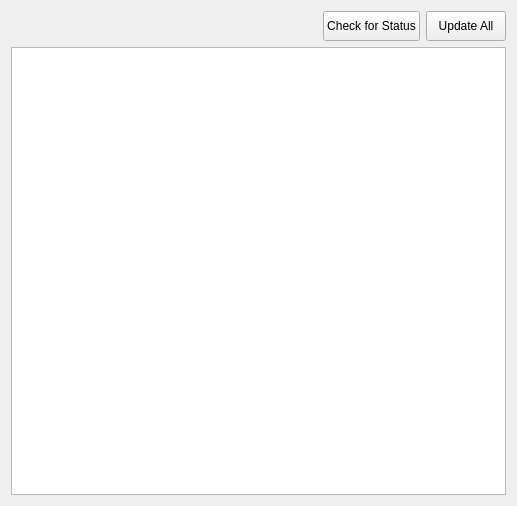
tonmaiart/UkoreHubDev, file app/plugins/core/ExternalPluginManager/ExternalPluginUpdaterWindow.ui: the form before one commit.
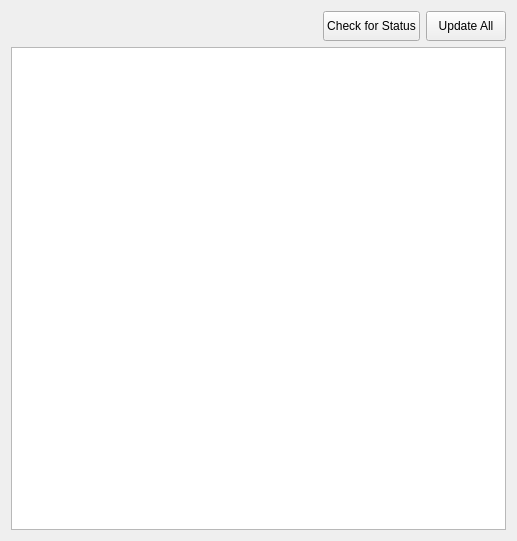
The form after the commit.

```diff
--- a/app/plugins/core/ExternalPluginManager/ExternalPluginUpdaterWindow.ui
+++ b/app/plugins/core/ExternalPluginManager/ExternalPluginUpdaterWindow.ui
@@ -7,7 +7,7 @@
     <x>0</x>
     <y>0</y>
     <width>517</width>
-    <height>506</height>
+    <height>541</height>
    </rect>
   </property>
   <property name="windowTitle">
```
